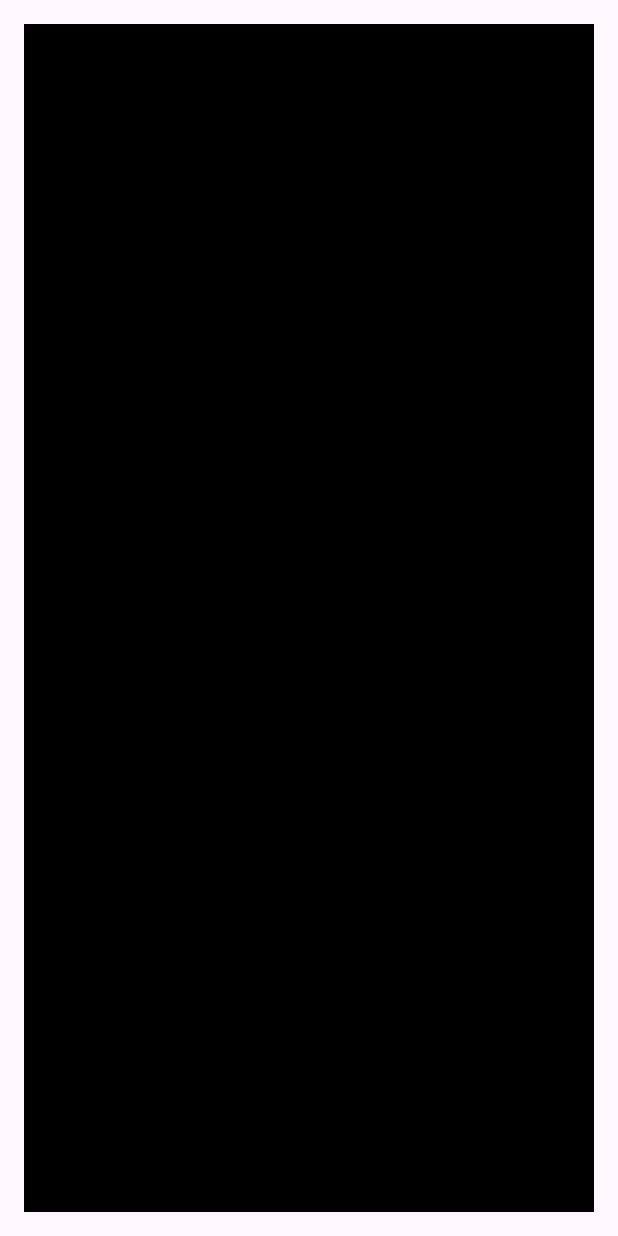
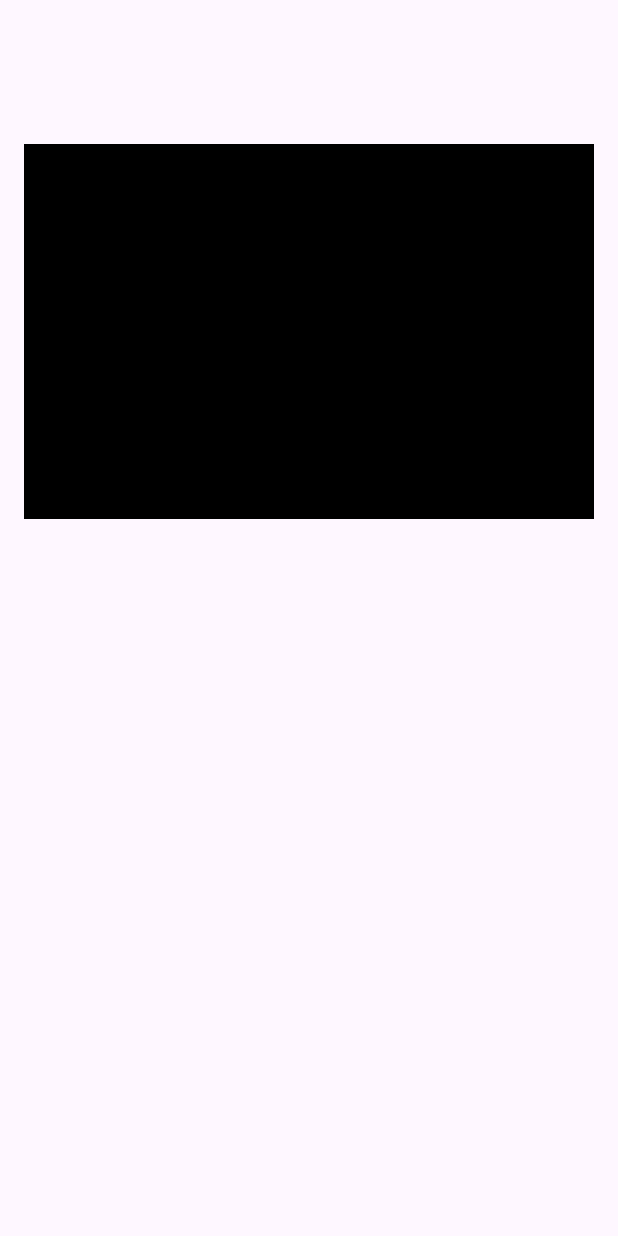
Before and after one commit to songy0424/Driving-Recorder, an Android app: the fragment MainFragment placed in its activity, on a phone screen of 412 x 824 dp. Run offline under Robolectric (Android 15) with nearby library versions, the phone set to English and light mode, and no system bars.

```diff
--- a/MyVideoApp/app/src/main/res/layout/fragment_main.xml
+++ b/MyVideoApp/app/src/main/res/layout/fragment_main.xml
@@ -9,10 +9,11 @@
     <androidx.media3.ui.PlayerView
         android:id="@+id/playerView"
         android:layout_width="0dp"
-        android:layout_height="0dp"
-        app:layout_constraintTop_toTopOf="parent"
-        app:layout_constraintBottom_toBottomOf="parent"
+        android:layout_height="250dp"
+        android:layout_marginTop="80dp"
+        app:layout_constraintEnd_toEndOf="parent"
+        app:layout_constraintHorizontal_bias="0.0"
         app:layout_constraintStart_toStartOf="parent"
-        app:layout_constraintEnd_toEndOf="parent"/>
+        app:layout_constraintTop_toTopOf="parent" />
 
 </androidx.constraintlayout.widget.ConstraintLayout>
```
Also changed, not shown: MyVideoApp/app/src/main/res/layout/item_file_preview.xml (+5 -2 lines).
